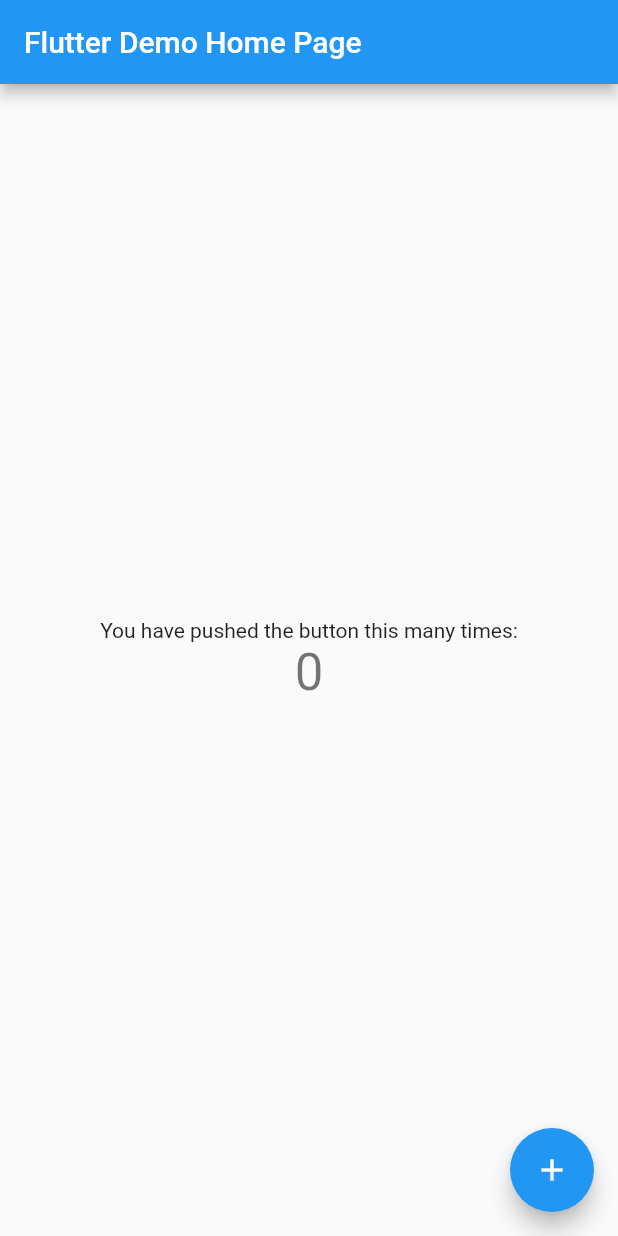
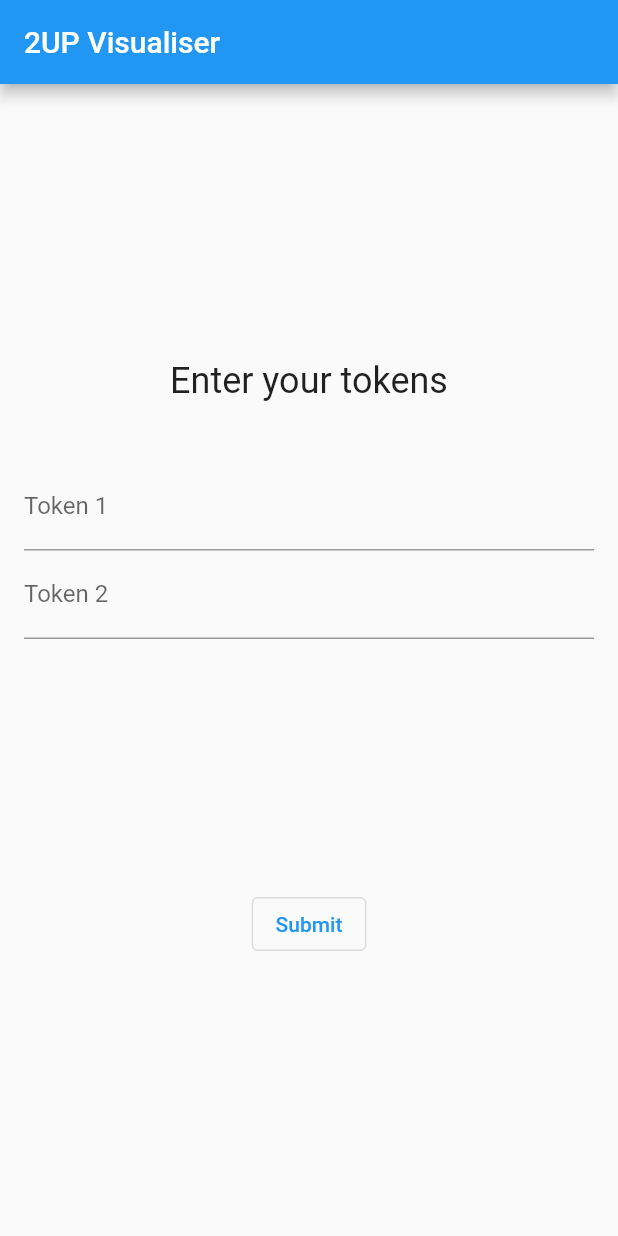
Before and after one commit to AdithaD/2up_visualiser, a Flutter app: the screen it shows after launch, on a phone screen of 412 x 824 dp. Run offline on Flutter 3.47's test engine with Material 2 defaults, Android fonts, the phone set to English and light mode, and no system bars; our stand-ins replace shared_preferences.

Commit message:
token entry account summary + dart api port

```diff
--- a/flutter/lib/main.dart
+++ b/flutter/lib/main.dart
@@ -1,4 +1,7 @@
+import 'package:_2up_visualiser/summary_page.dart';
+import 'package:_2up_visualiser/token_page.dart';
 import 'package:flutter/material.dart';
+import 'package:shared_preferences/shared_preferences.dart';
 
 void main() {
   runApp(const MyApp());
@@ -24,92 +27,30 @@
         // is not restarted.
         primarySwatch: Colors.blue,
       ),
-      home: const MyHomePage(title: 'Flutter Demo Home Page'),
+      home: FutureBuilder(
+        future: SharedPreferences.getInstance(),
+        builder: (context, snapshot) {
+          if (snapshot.connectionState == ConnectionState.done) {
+            var sf = snapshot.data;
+            if (sf != null) {
+              String? token_1 = sf.getString("token1");
+              String? token_2 = sf.getString("token2");
+              if (token_1 != null && token_2 != null) {
+                return SummaryPage(token_1: token_1, token_2: token_2);
+              } else {
+                return const TokenPage();
+              }
+            } else {
+              return const Text("borken");
+            }
+          } else {
+            return const Align(
+              alignment: Alignment.center,
+              child: CircularProgressIndicator(),
+            );
+          }
+        },
+      ),
     );
   }
 }
-
-class MyHomePage extends StatefulWidget {
-  const MyHomePage({super.key, required this.title});
-
-  // This widget is the home page of your application. It is stateful, meaning
-  // that it has a State object (defined below) that contains fields that affect
-  // how it looks.
-
-  // This class is the configuration for the state. It holds the values (in this
-  // case the title) provided by the parent (in this case the App widget) and
-  // used by the build method of the State. Fields in a Widget subclass are
-  // always marked "final".
-
-  final String title;
-
-  @override
-  State<MyHomePage> createState() => _MyHomePageState();
-}
-
-class _MyHomePageState extends State<MyHomePage> {
-  int _counter = 0;
-
-  void _incrementCounter() {
-    setState(() {
-      // This call to setState tells the Flutter framework that something has
-      // changed in this State, which causes it to rerun the build method below
-      // so that the display can reflect the updated values. If we changed
-      // _counter without calling setState(), then the build method would not be
-      // called again, and so nothing would appear to happen.
-      _counter++;
-    });
-  }
-
-  @override
-  Widget build(BuildContext context) {
-    // This method is rerun every time setState is called, for instance as done
-    // by the _incrementCounter method above.
-    //
-    // The Flutter framework has been optimized to make rerunning build methods
-    // fast, so that you can just rebuild anything that needs updating rather
-    // than having to individually change instances of widgets.
-    return Scaffold(
-      appBar: AppBar(
-        // Here we take the value from the MyHomePage object that was created by
-        // the App.build method, and use it to set our appbar title.
-        title: Text(widget.title),
-      ),
-      body: Center(
-        // Center is a layout widget. It takes a single child and positions it
-        // in the middle of the parent.
-        child: Column(
-          // Column is also a layout widget. It takes a list of children and
-          // arranges them vertically. By default, it sizes itself to fit its
-          // children horizontally, and tries to be as tall as its parent.
-          //
-          // Invoke "debug painting" (press "p" in the console, choose the
-          // "Toggle Debug Paint" action from the Flutter Inspector in Android
-          // Studio, or the "Toggle Debug Paint" command in Visual Studio Code)
-          // to see the wireframe for each widget.
-          //
-          // Column has various properties to control how it sizes itself and
-          // how it positions its children. Here we use mainAxisAlignment to
-          // center the children vertically; the main axis here is the vertical
-          // axis because Columns are vertical (the cross axis would be
-          // horizontal).
-          mainAxisAlignment: MainAxisAlignment.center,
-          children: <Widget>[
-            const Text(
-              'You have pushed the button this many times:',
-            ),
-            Text(
-              '$_counter',
-              style: Theme.of(context).textTheme.headline4,
-            ),
-          ],
-        ),
-      ),
-      floatingActionButton: FloatingActionButton(
-        onPressed: _incrementCounter,
-        tooltip: 'Increment',
-        child: const Icon(Icons.add),
-      ), // This trailing comma makes auto-formatting nicer for build methods.
-    );
-  }
-}
--- /dev/null
+++ b/flutter/lib/token_page.dart
@@ -0,0 +1,97 @@
+import 'package:flutter/material.dart';
+import 'package:shared_preferences/shared_preferences.dart';
+
+class TokenPage extends StatefulWidget {
+  const TokenPage({super.key});
+
+  @override
+  State<TokenPage> createState() => _TokenPageState();
+}
+
+class _TokenPageState extends State<TokenPage> {
+  final _formKey = GlobalKey<FormState>();
+
+  var token_1 = "";
+  var token_2 = "";
+
+  var token_validator = (String? value) {
+    print(value?.length ?? 0);
+    return !(value != null && value.length == 136) ? "Invalid key" : null;
+  };
+
+  @override
+  Widget build(BuildContext context) {
+    return Scaffold(
+      appBar: AppBar(
+        title: const Text("2UP Visualiser"),
+      ),
+      body: Align(
+        alignment: Alignment.center,
+        child: Container(
+          padding: const EdgeInsets.symmetric(vertical: 16.0, horizontal: 16.0),
+          child: SizedBox(
+            height: 400,
+            child: Form(
+                key: _formKey,
+                child: Column(
+                  mainAxisAlignment: MainAxisAlignment.spaceBetween,
+                  children: [
+                    Column(
+                      children: [
+                        Text(
+                          "Enter your tokens",
+                          style: Theme.of(context).textTheme.headline5,
+                          textAlign: TextAlign.left,
+                        ),
+                        const SizedBox(
+                          height: 40,
+                        ),
+                        TextFormField(
+                          decoration: const InputDecoration(
+                            label: Text("Token 1"),
+                            hintText: "up:yeah:....",
+                          ),
+                          onChanged: (value) => token_1 = value,
+                          validator: token_validator,
+                        ),
+                        TextFormField(
+                          decoration: const InputDecoration(
+                              label: Text("Token 2"), hintText: "up:yeah:...."),
+                          onChanged: (value) => token_2 = value,
+                          validator: token_validator,
+                        ),
+                      ],
+                    ),
+                    OutlinedButton(
+                        onPressed: () {
+                          var currentState = _formKey.currentState;
+                          if (currentState != null) {
+                            if (currentState.validate()) {
+                              SharedPreferences.getInstance().then((sp) {
+                                sp.setString("token1", token_1);
+                                sp.setString("token2", token_2);
+
+                                Navigator.pop(context);
+                              }).catchError((error) {
+                                ScaffoldMessenger.of(context).showSnackBar(
+                                    const SnackBar(
+                                        content: Text(
+                                            "Ensure your tokens are correct")));
+                              });
+                            } else {
+                              ScaffoldMessenger.of(context).showSnackBar(
+                                  const SnackBar(
+                                      content: Text(
+                                          "Ensure your tokens are correct")));
+                            }
+                          }
+                        },
+                        child: const Text("Submit"))
+                  ],
+                )),
+          ),
+        ),
+      ),
+    );
+  }
+}
--- a/flutter/pubspec.yaml
+++ b/flutter/pubspec.yaml
@@ -36,6 +36,9 @@
   # The following adds the Cupertino Icons font to your application.
   # Use with the CupertinoIcons class for iOS style icons.
   cupertino_icons: ^1.0.2
+  shared_preferences: ^2.0.15
+  http: ^0.13.5
+  intl: ^0.17.0
 
 dev_dependencies:
   flutter_test:
```
Also changed, not shown: flutter/lib/api/up_api.dart (added, +232 -0 lines), flutter/lib/summary_page.dart (added, +52 -0 lines), flutter/pubspec.lock, 1 other file.
